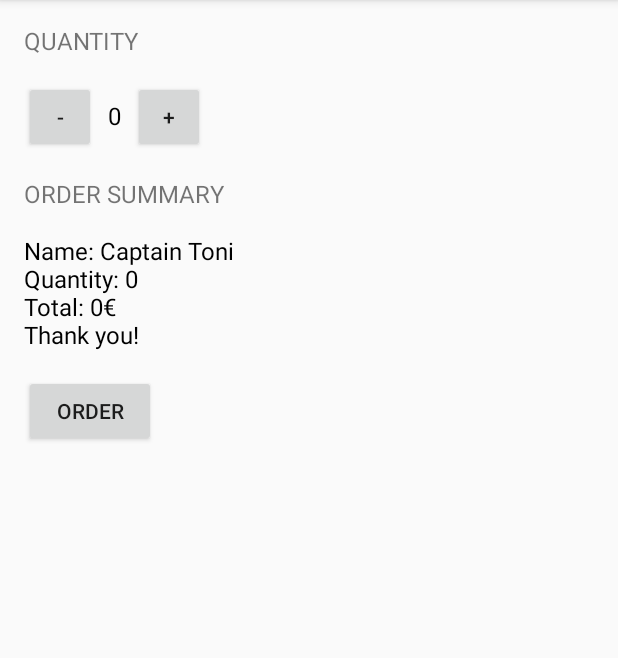
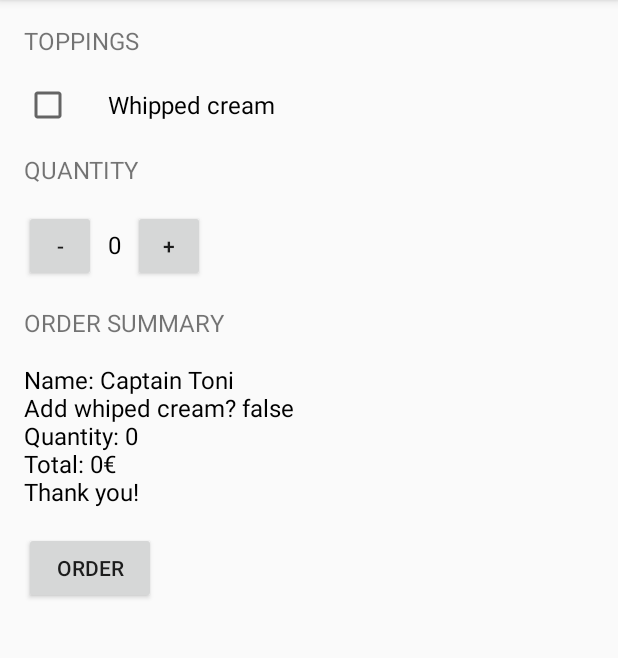
Before and after one commit to tonivalleraull/JustJava, an Android app: the screen it shows after launch (MainActivity), after a tap on "ORDER", on a phone screen of 412 x 824 dp, the part 84-742 px from its top. Run offline under Robolectric (Android 15) with nearby library versions, the phone set to English and light mode, and no system bars; 3 statements that could not run were skipped.

```diff
--- a/app/src/main/java/com/example/android/justjava/MainActivity.java
+++ b/app/src/main/java/com/example/android/justjava/MainActivity.java
@@ -10,6 +10,7 @@ import android.net.Uri;
 import android.os.Bundle;
 import android.support.v7.app.AppCompatActivity;
 import android.view.View;
+import android.widget.CheckBox;
 import android.widget.TextView;
 
 import com.google.android.gms.appindexing.Action;
@@ -24,6 +25,7 @@ public class MainActivity extends AppCompatActivity {
     //Global variables
     int quantity = 0;
     int priceOfCoffee = 5;
+
     /**
      * ATTENTION: This was auto-generated to implement the App Indexing API.
      * See https://g.co/AppIndexing/AndroidStudio for more information.
@@ -43,7 +45,9 @@ public class MainActivity extends AppCompatActivity {
      * This method is called when the order button is clicked.
      */
     public void submitOrder(View view) {
-        displayMessage(calculateOrder(calculatePrice()));
+        boolean hasWhippedCream = ((CheckBox) findViewById(R.id.whippedcream_checkbox)).isChecked();
+        String orderMessage = calculateOrder(calculatePrice(), hasWhippedCream);
+        displayMessage(orderMessage);
     }
 
     /**
@@ -56,13 +60,14 @@ public class MainActivity extends AppCompatActivity {
     }
 
     /**
-     * This method forms a message with order summary
+     * This method forms a message with order summary.
      *
      * @param price this is the price of the order
      * @return summary of the order
      */
-    public String calculateOrder(int price) {
+    public String calculateOrder(int price, boolean addWhippedCream) {
         String message = "Name: Captain Toni\n";
+        message += "Add whiped cream? " + addWhippedCream + "\n";
         message += "Quantity: " + quantity + "\n";
         message += "Total: " + price + "€\n";
         message += "Thank you!";
--- a/app/src/main/res/layout/activity_main.xml
+++ b/app/src/main/res/layout/activity_main.xml
@@ -6,6 +6,25 @@
     android:layout_height="match_parent"
     android:orientation="vertical"
     tools:context="com.example.android.justjava.MainActivity">
+
+    <TextView
+        android:layout_width="wrap_content"
+        android:layout_height="wrap_content"
+        android:layout_marginLeft="16dp"
+        android:layout_marginTop="16dp"
+        android:text="toppings"
+        android:textAllCaps="true"
+        android:textSize="16sp" />
+
+    <CheckBox
+        android:id="@+id/whippedcream_checkbox"
+        android:layout_width="wrap_content"
+        android:layout_height="wrap_content"
+        android:layout_marginLeft="16dp"
+        android:layout_marginTop="16dp"
+        android:paddingLeft="24dp"
+        android:text="Whipped cream"
+        android:textSize="16sp"/>
 
     <TextView
         android:layout_width="wrap_content"
```
